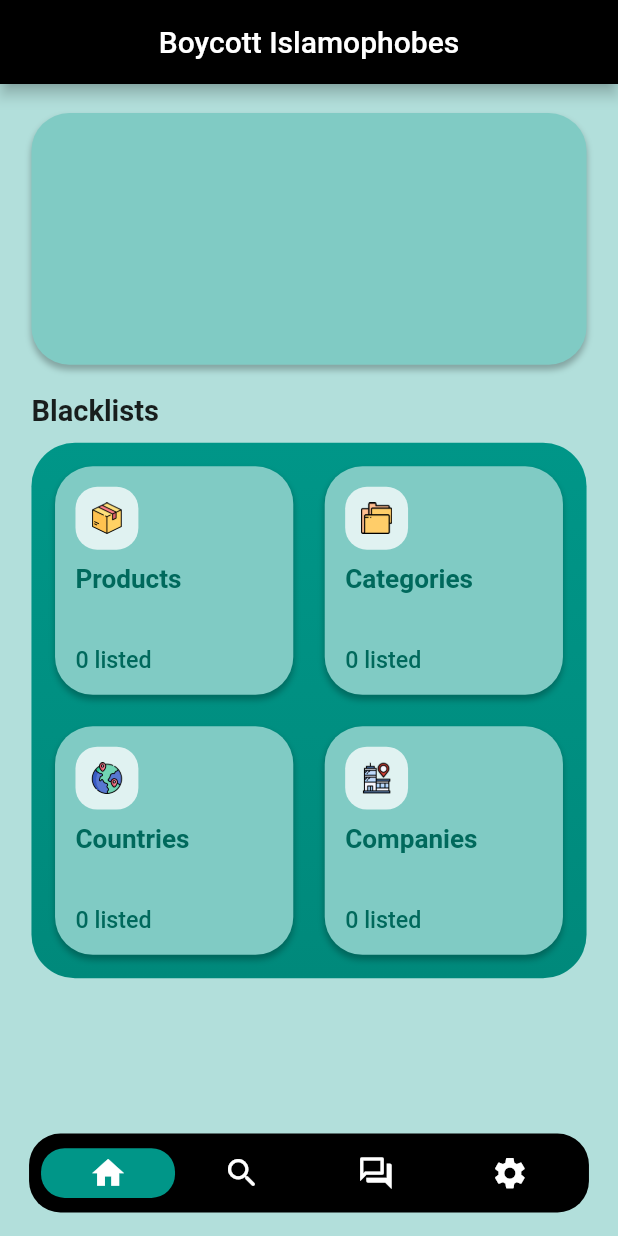
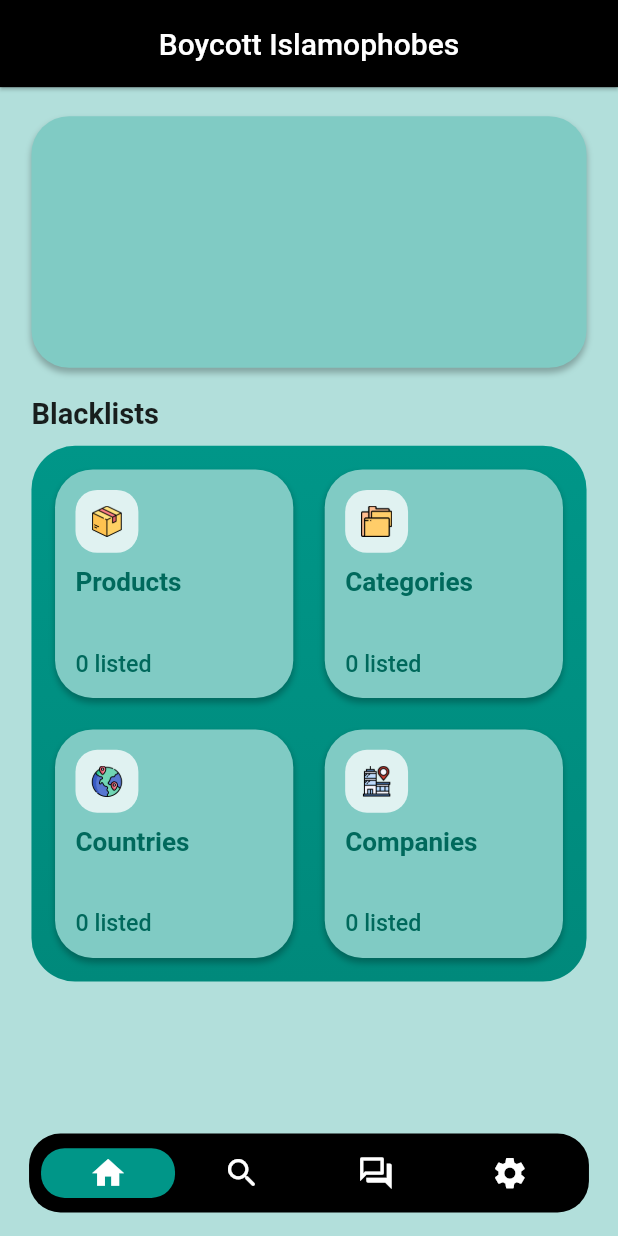
Before and after one commit to motasimfuad/Boycott-Islamophobes, a Flutter app: the screen it shows after launch, on a phone screen of 412 x 824 dp. Run offline on Flutter 3.47's test engine with Material 2 defaults, Android fonts, the phone set to English and light mode, and no system bars; drawn by our look-alikes of floating_bottom_navigation_bar; our stand-ins replace badges, bloc, cached_network_image, cloud_firestore, dartz, equatable and 8 more; accounts and stored records are empty.

```diff
--- a/lib/core/router/app_router.dart
+++ b/lib/core/router/app_router.dart
@@ -1,6 +1,7 @@
 import 'package:boycott_islamophobes/features/bottom_nav.dart';
 import 'package:boycott_islamophobes/features/category/presentation/pages/all_categories_page.dart';
 import 'package:boycott_islamophobes/features/category/presentation/pages/category_page.dart';
+import 'package:boycott_islamophobes/features/country/presentation/pages/all_countries_page.dart';
 import 'package:boycott_islamophobes/features/product/presentation/pages/all_products_page.dart';
 import 'package:boycott_islamophobes/features/product/presentation/pages/product_page.dart';
 import 'package:boycott_islamophobes/features/search/presentation/pages/search_page.dart';
@@ -11,7 +12,7 @@ class AppRouter {
   static const String homePage = '/';
   static const String allProductsPage = 'products';
   static const String productPage = 'product';
-  static const String allCountriesPage = 'allCountriesPage';
+  static const String allCountriesPage = 'countries';
   static const String allCategoriesPage = 'categories';
   static const String categoryPage = 'category';
   static const String allCompaniesPage = 'allCompaniesPage';
@@ -96,5 +97,15 @@ final router = GoRouter(
             })
       ],
     ),
+
+    // countries
+    GoRoute(
+        name: AppRouter.allCountriesPage,
+        path: '/${AppRouter.allCountriesPage}',
+        pageBuilder: (context, state) {
+          return const MaterialPage(
+            child: AllCountriesPage(),
+          );
+        }),
   ],
 );
--- /dev/null
+++ b/lib/core/widgets/k_appbar.dart
@@ -0,0 +1,26 @@
+import 'package:flutter/material.dart';
+import 'package:flutter_screenutil/flutter_screenutil.dart';
+
+class KAppbar extends StatelessWidget implements PreferredSizeWidget {
+  final String title;
+  final double? height;
+  const KAppbar({
+    Key? key,
+    required this.title,
+    this.height,
+  }) : super(key: key);
+
+  @override
+  Widget build(BuildContext context) {
+    return AppBar(
+      title: Text(title),
+      elevation: 1,
+      backgroundColor: Colors.black,
+      centerTitle: true,
+      toolbarHeight: height ?? 60.h,
+    );
+  }
+
+  @override
+  Size get preferredSize => Size.fromHeight(height ?? 60.h);
+}
--- a/lib/features/home/presentation/pages/home_page.dart
+++ b/lib/features/home/presentation/pages/home_page.dart
@@ -6,6 +6,7 @@ import 'package:flutter_screenutil/flutter_screenutil.dart';
 
 import '../../../../core/constants/colors.dart';
 import '../../../../core/router/app_router.dart';
+import '../../../../core/widgets/k_appbar.dart';
 import '../../../../core/widgets/k_card.dart';
 import '../../../category/domain/entities/category_entity.dart';
 import '../../../category/presentation/bloc/category_bloc.dart';
@@ -38,10 +39,8 @@ class _HomePageState extends State<HomePage> {
   Widget build(BuildContext context) {
     return Scaffold(
       backgroundColor: KColors.primary.shade100,
-      appBar: AppBar(
-        title: const Text('Boycott Islamophobes'),
-        backgroundColor: Colors.black,
-        centerTitle: true,
+      appBar: const KAppbar(
+        title: 'Boycott Islamophobes',
       ),
       body: SingleChildScrollView(
         primary: true,
@@ -142,6 +141,9 @@ class _HomePageState extends State<HomePage> {
                               title: 'Countries',
                               totalItems: countries.length.toString(),
                               imageName: Images.countryIcon,
+                              onTap: () {
+                                router.pushNamed(AppRouter.allCountriesPage);
+                              },
                             );
                           },
                         ),
```
Also changed, not shown: lib/core/widgets/k_image_container.dart (+9 -24 lines), lib/core/widgets/k_item_card.dart (added, +64 -0 lines), lib/features/country/presentation/pages/all_countries_page.dart (added, +86 -0 lines).
